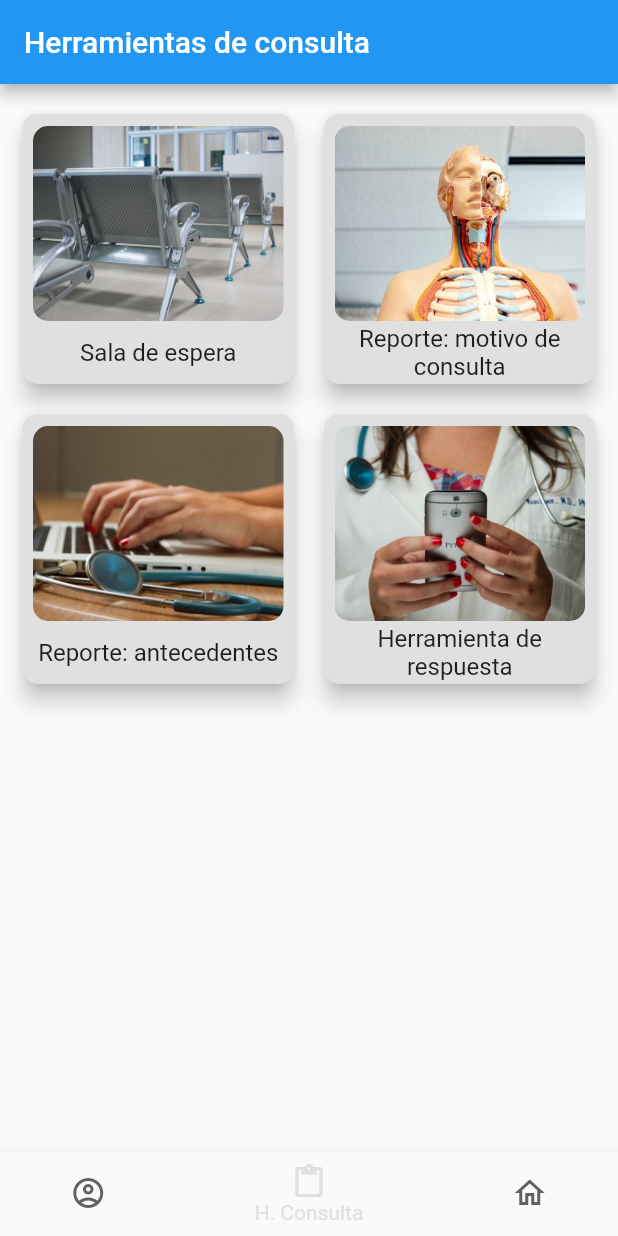
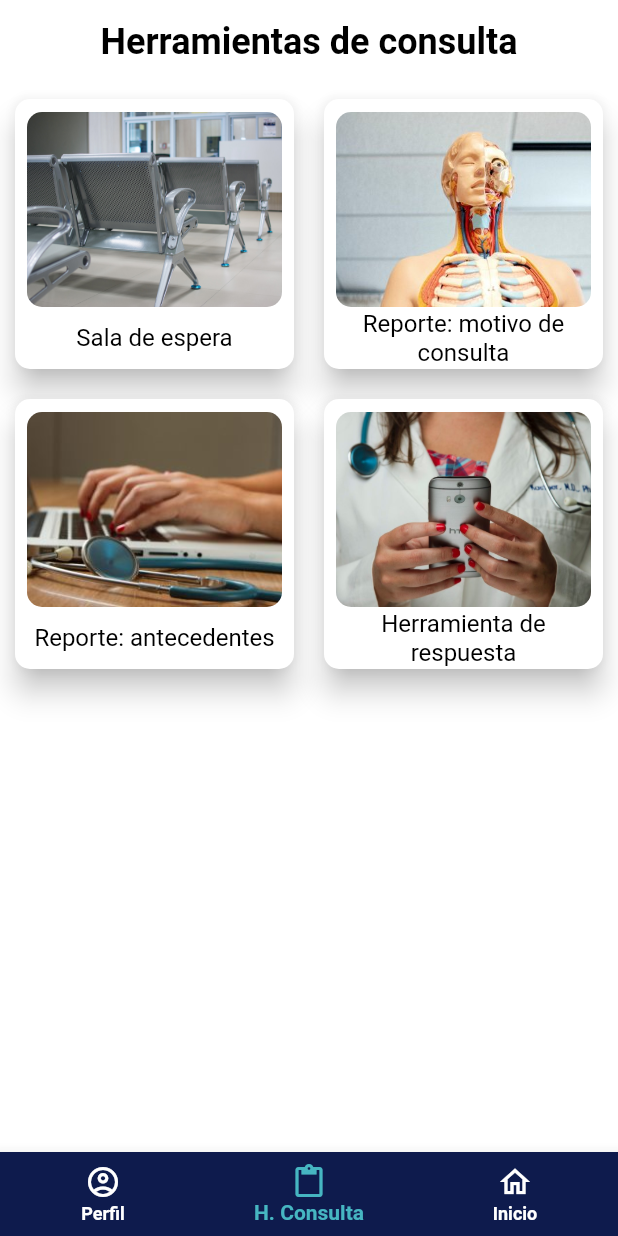
Before and after one commit to Sres0/HerramientasConsultaLSC, a Flutter app: the screen it shows after launch, item 2 of the bottom bar chosen, on a phone screen of 412 x 824 dp. Run offline on Flutter 3.47's test engine with Material 2 defaults, Android fonts, the light colour scheme and no system bars; our stand-ins replace hexcolor.

Commit message:
updated theme

```diff
--- a/lib/constants/default_theme.dart
+++ b/lib/constants/default_theme.dart
@@ -1,58 +1,54 @@
 import 'package:flutter/material.dart';
-
-//SPECIAL COLORS
-const Color kAwakenColor = Colors.white;
-const Color kAbilityColor = Colors.blue;
-const Color kAptitudeColor = Colors.green;
-const Color kAdventureColor = Colors.orange;
-const Color kAcademyColor = Colors.yellow;
-const Color kAwarenessColor = Colors.purple;
-const Color kAcumenColor = Colors.grey;
-const Color kReadColor = Colors.red;
+import 'package:hexcolor/hexcolor.dart';
 
 //PRIMARY COLORS
-Color kPrimaryColor = Colors.grey.shade700;
-Color kPrimaryColorLight = Colors.grey.shade300;
-Color kPrimaryColorDark = Colors.white;
+Color kPrimaryColor = HexColor('0e1b4d');
+Color kPrimaryColorLight = HexColor('46b6c2');
+Color kSecondaryColor = HexColor('c4c4c4');
+Color kSecondaryColorDark = Colors.black;
+Color kSecondaryColorLight = Colors.white;
+Color kAccentColor = HexColor('442c2e');
+
+Color kPrimaryColorDark = Colors.grey.shade900;
 Color kOpacityColorDark = Colors.black38;
 
 //DEFAULT THINGS
 BorderRadius kprimaryBorderRadius = BorderRadius.circular(10);
-Radius ksecondaryBorderRadius = Radius.circular(10);
+Radius ksecondaryBorderRadius = Radius.circular(10); //BYE
 EdgeInsets kPrimaryEdgeInsets = EdgeInsets.all(10);
-EdgeInsets kSecondaryEdgeInsets = EdgeInsets.all(20);
+EdgeInsets kSecondaryEdgeInsets = EdgeInsets.all(5);
 EdgeInsets kPrimaryEdgeInsetsSymmetric =
     EdgeInsets.symmetric(horizontal: 5, vertical: 10);
-EdgeInsets kSecondaryEdgeInsetsSymmetric =
-    EdgeInsets.symmetric(horizontal: 7, vertical: 0);
-double kPrimaryElevation = 6.0;
+double kPrimaryElevation = 8.0;
 
 //THEME DATA
 ThemeData themeData() {
   final TextStyle _textStyle = TextStyle(
-      color: kPrimaryColorLight,
-      shadows: [Shadow(offset: Offset.fromDirection(0, 1.5), blurRadius: 5)]);
+    color: kSecondaryColorDark,
+  );
 
+  final TextTheme _textTheme = TextTheme(
+    headline4: _textStyle,
+    headline5: _textStyle,
+    headline6: _textStyle.copyWith(
+      fontWeight: FontWeight.bold,
+      fontSize: 24, //Non responsive
+    ),
+    subtitle1: _textStyle,
+    subtitle2: _textStyle.copyWith(fontWeight: FontWeight.bold),
+    bodyText1: _textStyle,
+    bodyText2: _textStyle.copyWith(fontWeight: FontWeight.bold),
+  );
   return ThemeData(
-    canvasColor: kPrimaryColorDark,
+    canvasColor: kSecondaryColorLight,
     primarySwatch: Colors.grey,
     primaryColor: kPrimaryColor,
     primaryColorLight: kPrimaryColorLight,
-    primaryColorDark: kPrimaryColorDark,
-    textTheme: TextTheme(
-      headline4: _textStyle,
-      headline5: _textStyle,
-      headline6: _textStyle.copyWith(fontWeight: FontWeight.bold),
-      subtitle1: _textStyle.copyWith(
-        shadows: [Shadow(offset: Offset.zero, blurRadius: 0)],
-        color: kPrimaryColorDark,
-      ),
-      subtitle2: _textStyle.copyWith(fontWeight: FontWeight.bold),
-      bodyText1: _textStyle,
-      bodyText2: _textStyle.copyWith(fontWeight: FontWeight.bold),
-    ),
+    primaryColorDark: kSecondaryColorDark,
+    textTheme: _textTheme,
     appBarTheme: AppBarTheme(
-      color: kPrimaryColorDark,
+      color: kSecondaryColorLight,
+      textTheme: _textTheme,
       elevation: 0,
       centerTitle: true,
     ),
--- a/lib/main.dart
+++ b/lib/main.dart
@@ -1,6 +1,6 @@
 import 'package:flutter/material.dart';
 
-import 'constants/theme_data.dart';
+import 'constants/default_theme.dart';
 import 'screens/tabs_screen.dart';
 import 'screens/profile_screen.dart';
 import 'screens/consultation_tools_screen.dart';
--- a/lib/screens/consultation_tools_screen.dart
+++ b/lib/screens/consultation_tools_screen.dart
@@ -22,7 +22,7 @@ class ConsultationToolsScreen extends StatelessWidget {
               Container(
                 height: MediaQuery.of(context).size.height * 0.55,
                 child: GridView(
-                  padding: kPrimaryEdgeInsetsSymmetric,
+                  // padding: kPrimaryEdgeInsetsSymmetric,
                   children: CTOOLS.map((cat) => CToolCard(cat)).toList(),
                   gridDelegate: _gridDelegate,
                 ),
--- a/lib/screens/tabs_screen.dart
+++ b/lib/screens/tabs_screen.dart
@@ -32,20 +32,17 @@ class _TabsScreenState extends State<TabsScreen> {
     });
   }
 
-  final _noShadow = [Shadow(offset: Offset.zero, blurRadius: 0)];
-
   @override
   Widget build(BuildContext context) {
     return Scaffold(
       appBar: AppBar(title: Text(_pages[_selectedIndex]['title'] as String)),
       body: _pages[_selectedIndex]['page'] as Widget,
       bottomNavigationBar: BottomNavigationBar(
+        // backgroundColor: kPrimaryColor,
         selectedItemColor: kPrimaryColorLight,
-        unselectedItemColor: kPrimaryColor,
-        selectedLabelStyle: TextStyle(shadows: _noShadow),
-        unselectedLabelStyle: TextStyle(shadows: _noShadow),
+        unselectedItemColor: kSecondaryColorLight,
         currentIndex: _selectedIndex,
-        type: BottomNavigationBarType.shifting,
+        type: BottomNavigationBarType.fixed,
         onTap: _selectPage,
         backgroundColor: kPrimaryColor,
         items: [
@@ -59,7 +56,7 @@ class _TabsScreenState extends State<TabsScreen> {
           ),
           BottomNavigationBarItem(
             icon: Icon(Icons.home_outlined),
-            label: 'Home',
+            label: 'Inicio',
           ),
         ],
       ),
--- a/lib/widgets/c_tools_card.dart
+++ b/lib/widgets/c_tools_card.dart
@@ -16,21 +16,20 @@ class CToolCard extends StatelessWidget {
 
     return InkWell(
       onTap: () => _selectTool(_cTool),
-      splashColor: kPrimaryColorDark,
+      splashColor: kPrimaryColorLight,
       borderRadius: kprimaryBorderRadius,
       child: Card(
         elevation: kPrimaryElevation,
         margin: kPrimaryEdgeInsets,
         shape: RoundedRectangleBorder(borderRadius: kprimaryBorderRadius),
-        color: kPrimaryColorLight,
+        color: kSecondaryColorLight,
         child: Column(
           mainAxisAlignment: MainAxisAlignment.spaceEvenly,
           children: [
             Padding(
-              padding: const EdgeInsets.fromLTRB(7, 7, 7, 0),
+              padding: const EdgeInsets.fromLTRB(8, 8, 8, 0),
               child: ClipRRect(
                 borderRadius: kprimaryBorderRadius,
-                // child: Text('hi'),
                 child: Image(
                   image: AssetImage('images/c_tools_' + _cTool.id + '.jpg'),
                   height: 130,
@@ -41,7 +40,7 @@ class CToolCard extends StatelessWidget {
             ),
             Container(
               height: 40,
-              padding: kSecondaryEdgeInsetsSymmetric,
+              padding: const EdgeInsets.symmetric(horizontal: 10, vertical: 0),
               child: Center(
                 child: Text(
                   _cTool.title,
```
Also changed, not shown: 1 other file.
